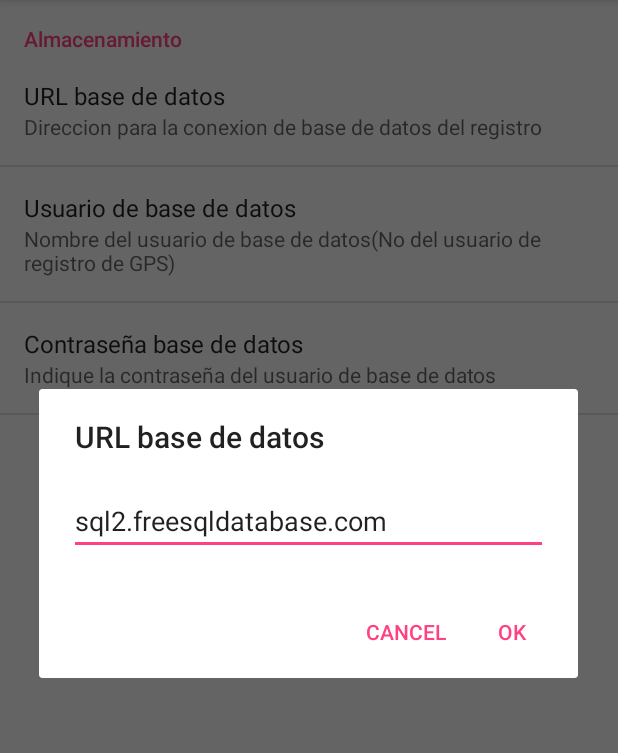
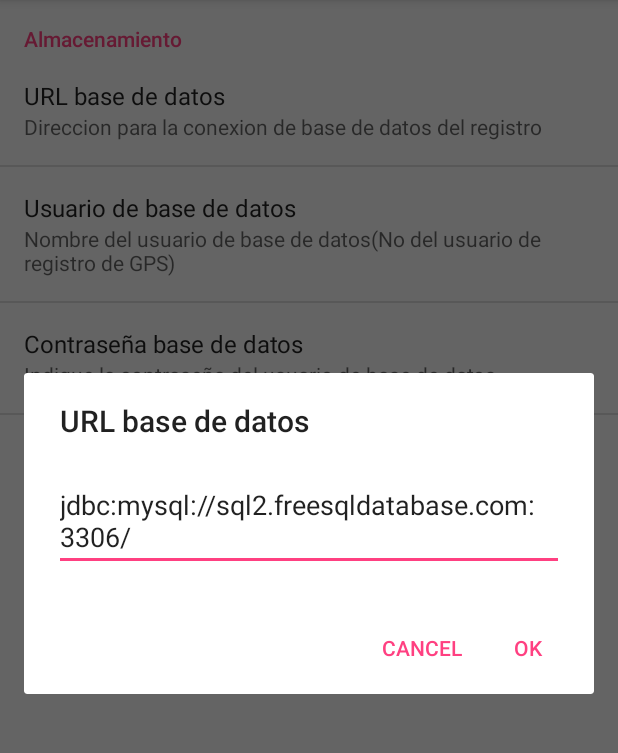
Before and after one commit to nagyist/WhereWeAre, an Android app: the fragment Preferencias shown on its own in the app's theme, after a tap on "URL base de datos", on a phone screen of 412 x 824 dp, the part 84-837 px from its top. Run offline under Robolectric (Android 15) with nearby library versions, the light colour scheme and no system bars.

Commit message:
hemos cambiado las preferencias de conexion a BD

```diff
--- a/app/src/main/res/xml/preferencias.xml
+++ b/app/src/main/res/xml/preferencias.xml
@@ -5,16 +5,16 @@
             android:key="pURLBD"
             android:title="@string/URLBD"
             android:summary="@string/DURLBD"
-            android:defaultValue="sql2.freesqldatabase.com"/>
+            android:defaultValue="jdbc:mysql://sql2.freesqldatabase.com:3306/"/>
         <EditTextPreference
             android:key="pUSerBD"
             android:title="@string/UserBD"
             android:summary="@string/DUserBD"
-            android:defaultValue="sql2106947"/>
+            android:defaultValue="sql2106998"/>
         <EditTextPreference
             android:key="pPSBD"
             android:title="@string/PassWBD"
             android:summary="@string/DPassWBD"
-            android:defaultValue="lD5!fR2*"/>
+            android:defaultValue="wR7!vS4%"/>
     </PreferenceCategory>
 </PreferenceScreen>
```
Also changed, not shown: app/src/main/java/com/dam/t07p02/Modelo/ConexionBD.java (+4 -6 lines).
